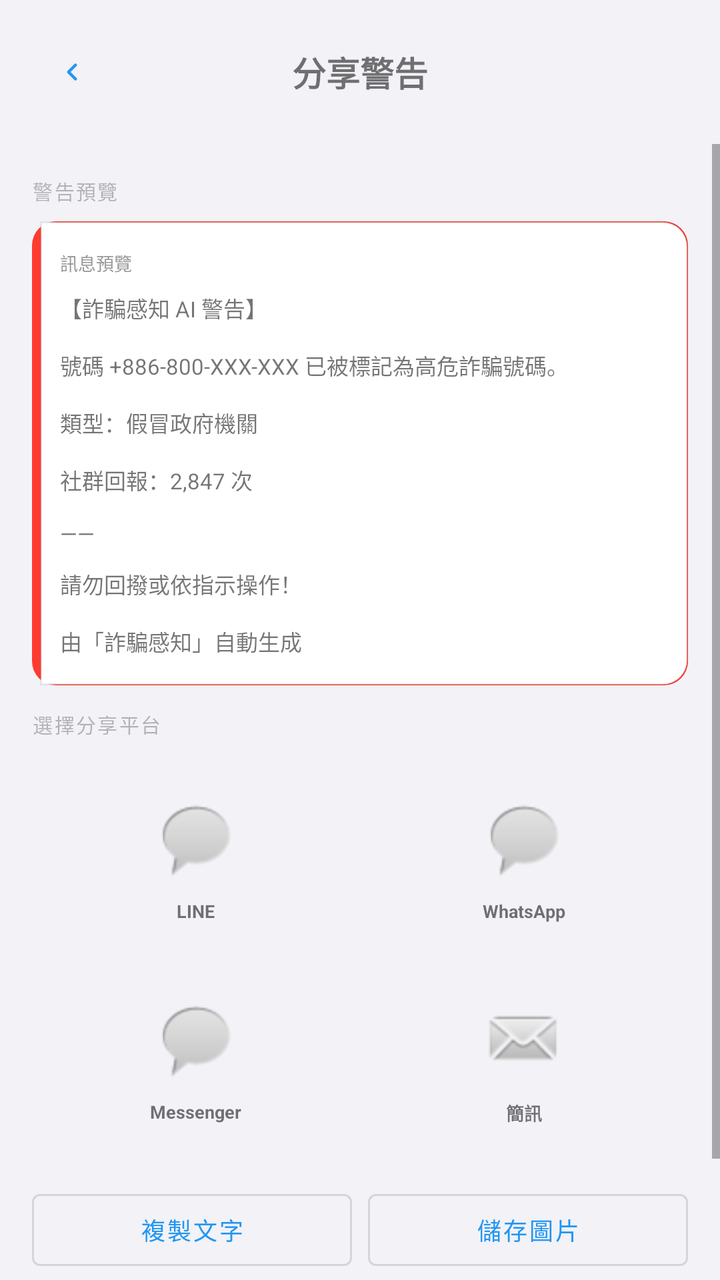
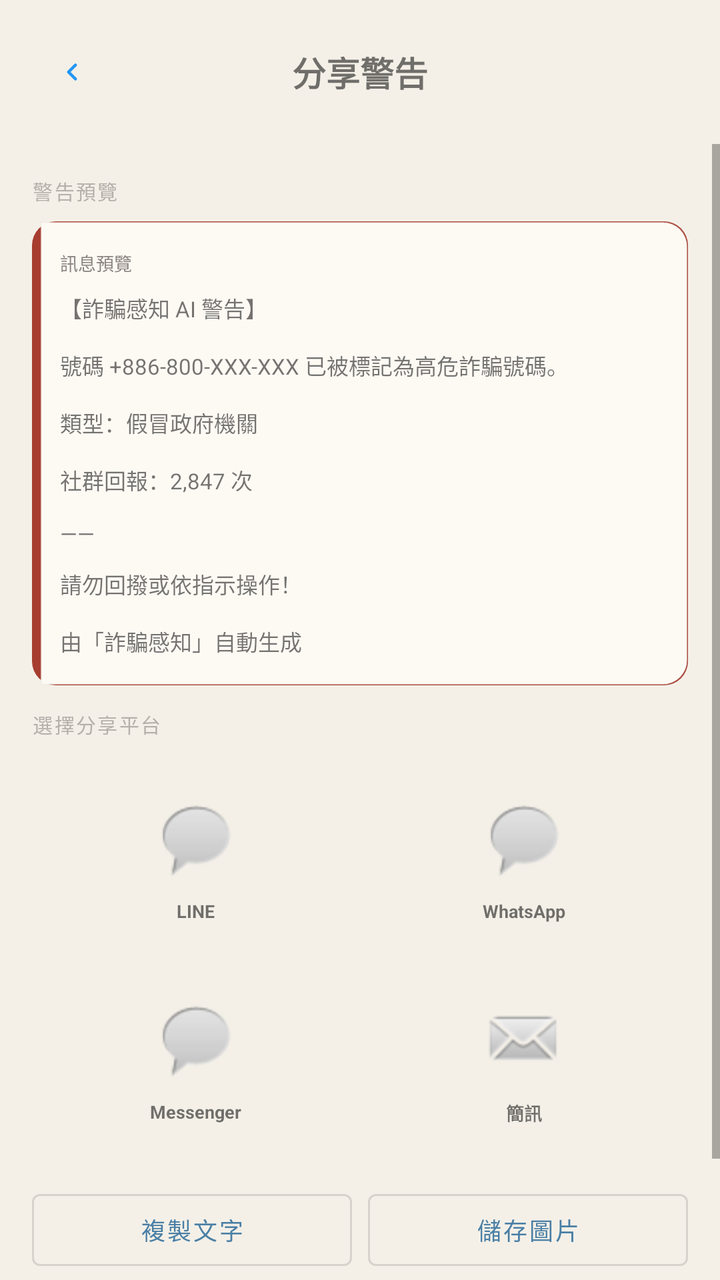

Two renders of the same Android screen: before a commit and after it. Below are the layout's source before the change and the commit's diff.
<!-- AndroidManifest.xml: application theme Theme.FraudDetector -->
<!-- res/layout/activity_share_warning.xml -->
<?xml version="1.0" encoding="utf-8"?>
<LinearLayout xmlns:android="http://schemas.android.com/apk/res/android"
    android:layout_width="match_parent"
    android:layout_height="match_parent"
    android:orientation="vertical">

    
    <LinearLayout
        android:layout_width="match_parent"
        android:layout_height="wrap_content"
        android:orientation="horizontal"
        android:gravity="center_vertical"
        android:padding="16dp">

        <ImageButton
            android:id="@+id/btnShareBack"
            android:layout_width="40dp"
            android:layout_height="40dp"
            android:src="@drawable/ic_chevron_left"
            android:background="?attr/selectableItemBackgroundBorderless"
            android:contentDescription="Back" />

        <TextView
            android:layout_width="0dp"
            android:layout_height="wrap_content"
            android:layout_weight="1"
            android:gravity="center"
            android:text="@string/share_warning_title"
            android:textSize="17sp"
            android:textStyle="bold" />

        <View
            android:layout_width="40dp"
            android:layout_height="0dp" />
    </LinearLayout>

    <ScrollView
        android:layout_width="match_parent"
        android:layout_height="0dp"
        android:layout_weight="1">

        <LinearLayout
            android:layout_width="match_parent"
            android:layout_height="wrap_content"
            android:orientation="vertical"
            android:padding="16dp">

            
            <TextView
                android:layout_width="match_parent"
                android:layout_height="wrap_content"
                android:text="@string/warning_preview"
                android:textSize="10sp"
                android:textColor="@color/lbl3"
                android:letterSpacing="0.08"
                android:layout_marginBottom="8dp" />

            <LinearLayout
                android:id="@+id/sharePreviewBox"
                android:layout_width="match_parent"
                android:layout_height="wrap_content"
                android:orientation="vertical"
                android:padding="14dp"
                android:layout_marginBottom="12dp"
                android:background="@drawable/bg_preview_box">

                <TextView
                    android:layout_width="wrap_content"
                    android:layout_height="wrap_content"
                    android:text="@string/message_preview"
                    android:textSize="9sp"
                    android:textColor="#999999"
                    android:layout_marginBottom="8dp" />

                <TextView
                    android:id="@+id/tvSharePreview"
                    android:layout_width="match_parent"
                    android:layout_height="wrap_content"
                    android:text="【詐騙感知 AI 警告】\n號碼 +886-800-XXX-XXX 已被標記為高危詐騙號碼。\n類型：假冒政府機關\n社群回報：2,847 次\n——\n請勿回撥或依指示操作！\n由「詐騙感知」自動生成"
                    android:textSize="11sp"
                    android:lineSpacingMultiplier="1.8" />
            </LinearLayout>

            
            <TextView
                android:layout_width="match_parent"
                android:layout_height="wrap_content"
                android:text="@string/select_platform"
                android:textSize="10sp"
                android:textColor="@color/lbl3"
                android:letterSpacing="0.08"
                android:layout_marginBottom="10dp" />

            <GridLayout
                android:layout_width="match_parent"
                android:layout_height="wrap_content"
                android:columnCount="2"
                android:layout_marginBottom="10dp">

                
                <LinearLayout
                    android:id="@+id/btnShareLine"
                    android:layout_width="0dp"
                    android:layout_height="wrap_content"
                    android:layout_columnWeight="1"
                    android:layout_margin="4dp"
                    android:orientation="vertical"
                    android:gravity="center"
                    android:padding="14dp"
                    android:clickable="true"
                    android:focusable="true">

                    <ImageView
                        android:layout_width="44dp"
                        android:layout_height="44dp"
                        android:src="@android:drawable/sym_action_chat"
                        android:contentDescription="LINE" />

                    <TextView
                        android:layout_width="wrap_content"
                        android:layout_height="wrap_content"
                        android:layout_marginTop="8dp"
                        android:text="LINE"
                        android:textSize="9sp"
                        android:textStyle="bold" />
                </LinearLayout>

                
                <LinearLayout
                    android:id="@+id/btnShareWhatsApp"
                    android:layout_width="0dp"
                    android:layout_height="wrap_content"
                    android:layout_columnWeight="1"
                    android:layout_margin="4dp"
                    android:orientation="vertical"
                    android:gravity="center"
                    android:padding="14dp"
                    android:clickable="true"
                    android:focusable="true">

                    <ImageView
                        android:layout_width="44dp"
                        android:layout_height="44dp"
                        android:src="@android:drawable/sym_action_chat"
                        android:contentDescription="WhatsApp" />

                    <TextView
                        android:layout_width="wrap_content"
                        android:layout_height="wrap_content"
                        android:layout_marginTop="8dp"
                        android:text="WhatsApp"
                        android:textSize="9sp"
                        android:textStyle="bold" />
                </LinearLayout>

                
                <LinearLayout
                    android:id="@+id/btnShareMessenger"
                    android:layout_width="0dp"
                    android:layout_height="wrap_content"
                    android:layout_columnWeight="1"
                    android:layout_margin="4dp"
                    android:orientation="vertical"
                    android:gravity="center"
                    android:padding="14dp"
                    android:clickable="true"
                    android:focusable="true">

                    <ImageView
                        android:layout_width="44dp"
                        android:layout_height="44dp"
                        android:src="@android:drawable/sym_action_chat"
                        android:contentDescription="Messenger" />

                    <TextView
                        android:layout_width="wrap_content"
                        android:layout_height="wrap_content"
                        android:layout_marginTop="8dp"
                        android:text="Messenger"
                        android:textSize="9sp"
                        android:textStyle="bold" />
                </LinearLayout>

                
                <LinearLayout
                    android:id="@+id/btnShareSms"
                    android:layout_width="0dp"
                    android:layout_height="wrap_content"
                    android:layout_columnWeight="1"
                    android:layout_margin="4dp"
                    android:orientation="vertical"
                    android:gravity="center"
                    android:padding="14dp"
                    android:clickable="true"
                    android:focusable="true">

                    <ImageView
                        android:layout_width="44dp"
                        android:layout_height="44dp"
                        android:src="@android:drawable/sym_action_email"
                        android:contentDescription="SMS" />

                    <TextView
                        android:layout_width="wrap_content"
                        android:layout_height="wrap_content"
                        android:layout_marginTop="8dp"
                        android:text="簡訊"
                        android:textSize="9sp"
                        android:textStyle="bold" />
                </LinearLayout>
            </GridLayout>

            
            <LinearLayout
                android:layout_width="match_parent"
                android:layout_height="wrap_content"
                android:orientation="horizontal">

                <com.google.android.material.button.MaterialButton
                    android:id="@+id/btnCopyText"
                    style="@style/Widget.MaterialComponents.Button.OutlinedButton"
                    android:layout_width="0dp"
                    android:layout_height="wrap_content"
                    android:layout_weight="1"
                    android:layout_marginEnd="8dp"
                    android:text="@string/copy_text"
                    android:textSize="12sp" />

                <com.google.android.material.button.MaterialButton
                    android:id="@+id/btnSaveImage"
                    style="@style/Widget.MaterialComponents.Button.OutlinedButton"
                    android:layout_width="0dp"
                    android:layout_height="wrap_content"
                    android:layout_weight="1"
                    android:text="@string/save_image"
                    android:textSize="12sp" />
            </LinearLayout>

            <TextView
                android:layout_width="match_parent"
                android:layout_height="wrap_content"
                android:layout_marginTop="12dp"
                android:text="@string/share_thank_you"
                android:textSize="10sp"
                android:textColor="#999999"
                android:gravity="center"
                android:lineSpacingMultiplier="1.8" />
        </LinearLayout>
    </ScrollView>
</LinearLayout>
<!-- resources referenced by this layout -->
<resources>
  <color name="lbl3">#5C3C3C43</color>
  <!-- drawable bg_preview_box (drawable) -->
  <?xml version="1.0" encoding="utf-8"?>
  <layer-list xmlns:android="http://schemas.android.com/apk/res/android">
      <item>
          <shape>
              <solid android:color="#FF3B30" />
              <corners android:radius="12dp" />
          </shape>
      </item>
      <item android:left="4dp">
          <shape>
              <solid android:color="#FFFFFF" />
              <stroke android:width="1dp" android:color="#1A3C3C43" />
              <corners
                  android:topRightRadius="12dp"
                  android:bottomRightRadius="12dp" />
          </shape>
      </item>
  </layer-list>
  <!-- drawable ic_chevron_left (drawable) -->
  <?xml version="1.0" encoding="utf-8"?>
  <vector xmlns:android="http://schemas.android.com/apk/res/android"
      android:width="14dp"
      android:height="14dp"
      android:viewportWidth="24"
      android:viewportHeight="24">
      <path
          android:strokeColor="#2196F3"
          android:strokeWidth="2.5"
          android:strokeLineCap="round"
          android:strokeLineJoin="round"
          android:fillColor="#00000000"
          android:pathData="M15,18L9,12L15,6" />
  </vector>
  <string name="copy_text">複製文字</string>
  <string name="message_preview">訊息預覽</string>
  <string name="save_image">儲存圖片</string>
  <string name="select_platform">選擇分享平台</string>
  <string name="share_thank_you">分享警告有助於保護更多人免受詐騙侵害\n感謝您的回報貢獻</string>
  <string name="share_warning_title">分享警告</string>
  <string name="warning_preview">警告預覽</string>
  <style name="Theme.FraudDetector" parent="Theme.MaterialComponents.Light.NoActionBar">
          <item name="colorPrimary">@color/blue</item>
          <item name="colorPrimaryDark">@color/blue_dk</item>
          <item name="colorAccent">@color/blue</item>
          <item name="android:windowBackground">@color/bg</item>
          <item name="android:statusBarColor">@color/blue_dk</item>
          <item name="android:navigationBarColor">@color/white</item>
      </style>
  <color name="blue">#FF2196F3</color>
  <color name="blue_dk">#FF1976D2</color>
  <color name="bg">#FFF2F2F7</color>
  <color name="white">#FFFFFFFF</color>
</resources>

<!-- the commit's change to res/layout/activity_share_warning.xml (unified diff, before → after) -->
@@ -69,7 +69,7 @@
                     android:layout_height="wrap_content"
                     android:text="@string/message_preview"
                     android:textSize="9sp"
-                    android:textColor="#999999"
+                    android:textColor="#8C8480"
                     android:layout_marginBottom="8dp" />
 
                 <TextView
@@ -242,7 +242,7 @@
                 android:layout_marginTop="12dp"
                 android:text="@string/share_thank_you"
                 android:textSize="10sp"
-                android:textColor="#999999"
+                android:textColor="#8C8480"
                 android:gravity="center"
                 android:lineSpacingMultiplier="1.8" />
         </LinearLayout>
<!-- resource entries referenced after the edit -->
@@ -1,19 +1,19 @@
 <!-- resources referenced by this layout -->
 <resources>
-  <color name="lbl3">#5C3C3C43</color>
+  <color name="lbl3">#998C8480</color>
   <!-- drawable bg_preview_box (drawable) -->
   <?xml version="1.0" encoding="utf-8"?>
   <layer-list xmlns:android="http://schemas.android.com/apk/res/android">
       <item>
           <shape>
-              <solid android:color="#FF3B30" />
+              <solid android:color="#A63D2F" />
               <corners android:radius="12dp" />
           </shape>
       </item>
       <item android:left="4dp">
           <shape>
-              <solid android:color="#FFFFFF" />
-              <stroke android:width="1dp" android:color="#1A3C3C43" />
+              <solid android:color="#FDFAF4" />
+              <stroke android:width="1dp" android:color="#1AC8C4C0" />
               <corners
                   android:topRightRadius="12dp"
                   android:bottomRightRadius="12dp" />
@@ -43,16 +43,16 @@
   <string name="share_warning_title">分享警告</string>
   <string name="warning_preview">警告預覽</string>
   <style name="Theme.FraudDetector" parent="Theme.MaterialComponents.Light.NoActionBar">
-          <item name="colorPrimary">@color/blue</item>
-          <item name="colorPrimaryDark">@color/blue_dk</item>
-          <item name="colorAccent">@color/blue</item>
+          <item name="colorPrimary">@color/steel_blue</item>
+          <item name="colorPrimaryDark">@color/steel_blue_dark</item>
+          <item name="colorAccent">@color/steel_blue</item>
           <item name="android:windowBackground">@color/bg</item>
-          <item name="android:statusBarColor">@color/blue_dk</item>
+          <item name="android:statusBarColor">@color/steel_blue_dark</item>
           <item name="android:navigationBarColor">@color/white</item>
       </style>
-  <color name="blue">#FF2196F3</color>
-  <color name="blue_dk">#FF1976D2</color>
-  <color name="bg">#FFF2F2F7</color>
+  <color name="steel_blue">#FF4A7FA5</color>
+  <color name="steel_blue_dark">#FF3A6A8E</color>
+  <color name="bg">#FFF4F0E8</color>
   <color name="white">#FFFFFFFF</color>
 </resources>
 
